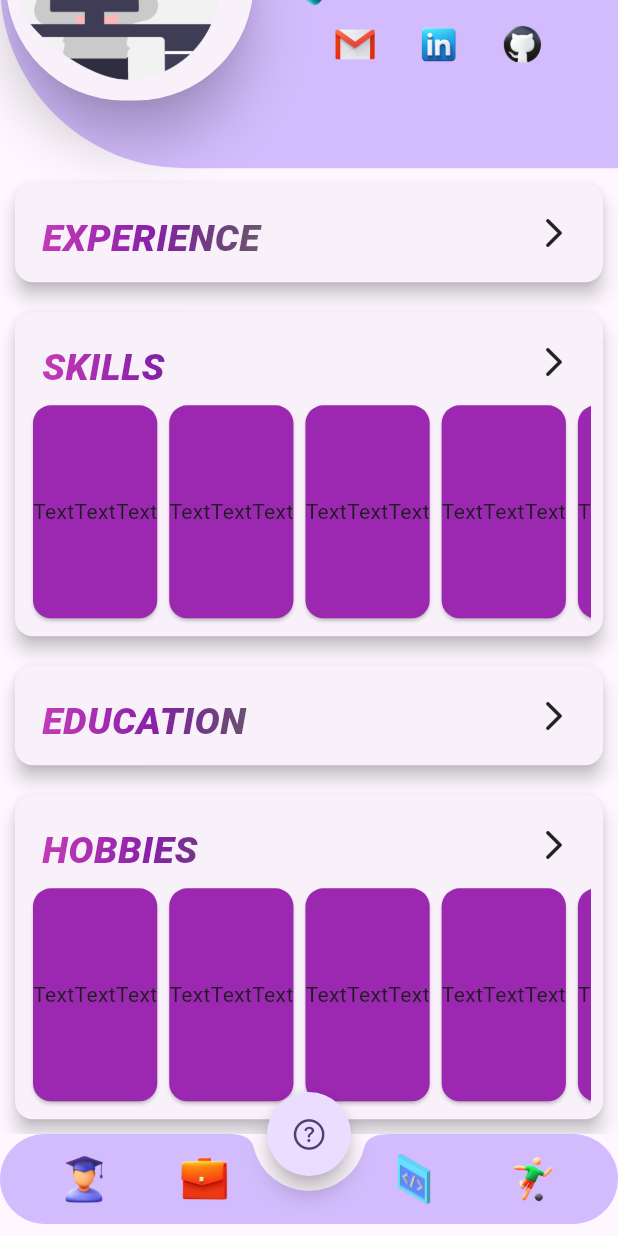
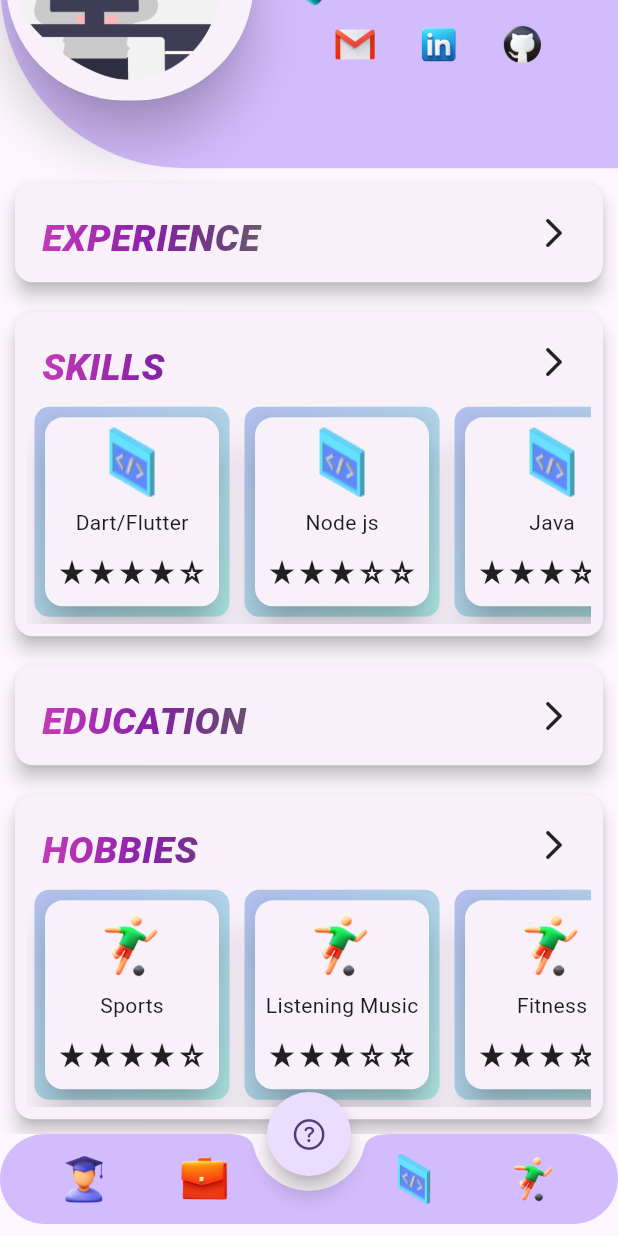
Before and after one commit to ManojKumar-GS/Portfolio, a Flutter app: the screen it shows after launch, scrolled down 135 dp, on a phone screen of 412 x 824 dp. Run offline on Flutter 3.47's test engine with Material 3 defaults, Android fonts, the phone set to English and light mode, and no system bars.

Commit message:
new gradient card added

```diff
--- a/lib/screens/home_screen.dart
+++ b/lib/screens/home_screen.dart
@@ -17,6 +17,23 @@ class _MyHomePageState extends State<HomeScreen> {
   int _selectedIndex = 0;
   bool selected = false;
   Offset offset = const Offset(1, 0);
+
+  List skills = [
+    {'name': 'Dart/Flutter', 'image': "skills", "rating": 4},
+    {'name': 'Node js', 'image': "skills", "rating": 3},
+    {'name': 'Java', 'image': "skills", "rating": 3},
+    {'name': 'JavaScript', 'image': "skills", "rating": 3},
+    {'name': 'HTML & CSS', 'image': "skills", "rating": 3},
+    {'name': 'Neo4j', 'image': "skills", "rating": 4},
+    {'name': 'SQL', 'image': "skills", "rating": 3},
+  ];
+  List hobbies = [
+    {'name': 'Sports', 'image': "hobby", "rating": 4},
+    {'name': 'Listening Music', 'image': "hobby", "rating": 3},
+    {'name': 'Fitness', 'image': "hobby", "rating": 3},
+    {'name': 'Wall drawing', 'image': "hobby", "rating": 3},
+  ];
+
   void _onItemTapped(int index) {
     setState(() {
       _selectedIndex = index;
@@ -142,10 +159,10 @@ class _MyHomePageState extends State<HomeScreen> {
                     ),
                   ),
                 ),
-                commonWidget(name: "EXPERIENCE", isListRequired: false),
-                commonWidget(name: "SKILLS", isListRequired: true),
-                commonWidget(name: "EDUCATION", isListRequired: false),
-                commonWidget(name: "HOBBIES", isListRequired: true)
+                commonWidget(name: "EXPERIENCE"),
+                commonWidget(name: "SKILLS", list: skills),
+                commonWidget(name: "EDUCATION"),
+                commonWidget(name: "HOBBIES", list: hobbies)
               ],
             ),
             Positioned(
@@ -281,7 +298,7 @@ class _MyHomePageState extends State<HomeScreen> {
     );
   }
 
-  Widget commonWidget({required String name, required bool isListRequired}) {
+  Widget commonWidget({required String name, List? list}) {
     return Card(
       margin: const EdgeInsets.all(10),
       elevation: 5,
@@ -321,29 +338,83 @@ class _MyHomePageState extends State<HomeScreen> {
               ],
             ),
             Visibility(
-              visible: isListRequired,
+              visible: (list ?? []).isNotEmpty,
               child: SizedBox(
                 height: 150,
                 child: ListView.builder(
-                  itemCount: 5,
+                  itemCount: list?.length,
                   shrinkWrap: true,
                   scrollDirection: Axis.horizontal,
                   itemBuilder: (context, index) {
-                    return const Card(
-                      color: Colors.purple,
-                      child: Row(
-                        children: [
-                          Text("Text"),
-                          Text("Text"),
-                          Text("Text"),
-                        ],
-                      ),
-                    );
+                    return cards(
+                        name: list?[index]["name"],
+                        image: list?[index]["image"],
+                        rating: list?[index]["rating"]);
                   },
                 ),
               ),
             )
           ],
+        ),
+      ),
+    );
+  }
+
+  Widget cards(
+      {required String name, required String image, required int rating}) {
+    return Padding(
+      padding: const EdgeInsets.all(5),
+      child: Container(
+        decoration: BoxDecoration(
+          borderRadius: const BorderRadius.all(Radius.circular(10)),
+          gradient: LinearGradient(
+            colors: [
+              const HSLColor.fromAHSL(1, 146, 0.39, 0.53)
+                  .toColor(), // hsla(146, 39%, 53%, 1)
+              const HSLColor.fromAHSL(1, 160, 0.44, 0.73)
+                  .toColor(), // hsla(160, 44%, 73%, 1)
+              const HSLColor.fromAHSL(1, 227, 0.60, 0.81)
+                  .toColor(), // hsla(227, 60%, 81%, 1)
+              const HSLColor.fromAHSL(1, 178, 0.54, 0.79)
+                  .toColor(), // hsla(178, 54%, 79%, 1)
+              const HSLColor.fromAHSL(1, 189, 1.00, 0.68)
+                  .toColor(), // hsla(189, 100%, 68%, 1)
+              const HSLColor.fromAHSL(1, 265, 0.68, 0.45)
+                  .toColor(), // hsla(265, 68%, 45%, 1)
+            ],
+            stops: const [0.0, 0.0, 0.0, 0.99, 1.0, 1.0],
+            begin: Alignment.topLeft,
+            end: Alignment.bottomRight,
+          ),
+        ),
+        child: Card(
+          elevation: 10,
+          margin: const EdgeInsets.all(7),
+          child: Column(
+            mainAxisAlignment: MainAxisAlignment.spaceEvenly,
+            children: [
+              Image.asset(
+                "assets/icons/$image.png",
+                width: 50,
+                height: 50,
+              ),
+              Text(name),
+              Padding(
+                padding: const EdgeInsets.all(8.0),
+                child: Row(
+                  children: [
+                    const Icon(Icons.star_rate, size: 20),
+                    const Icon(Icons.star_rate, size: 20),
+                    const Icon(Icons.star_rate, size: 20),
+                    rating != 3
+                        ? const Icon(Icons.star_rate, size: 20)
+                        : const Icon(Icons.star_rate_outlined, size: 20),
+                    const Icon(Icons.star_rate_outlined, size: 20),
+                  ],
+                ),
+              ),
+            ],
+          ),
         ),
       ),
     );
```
